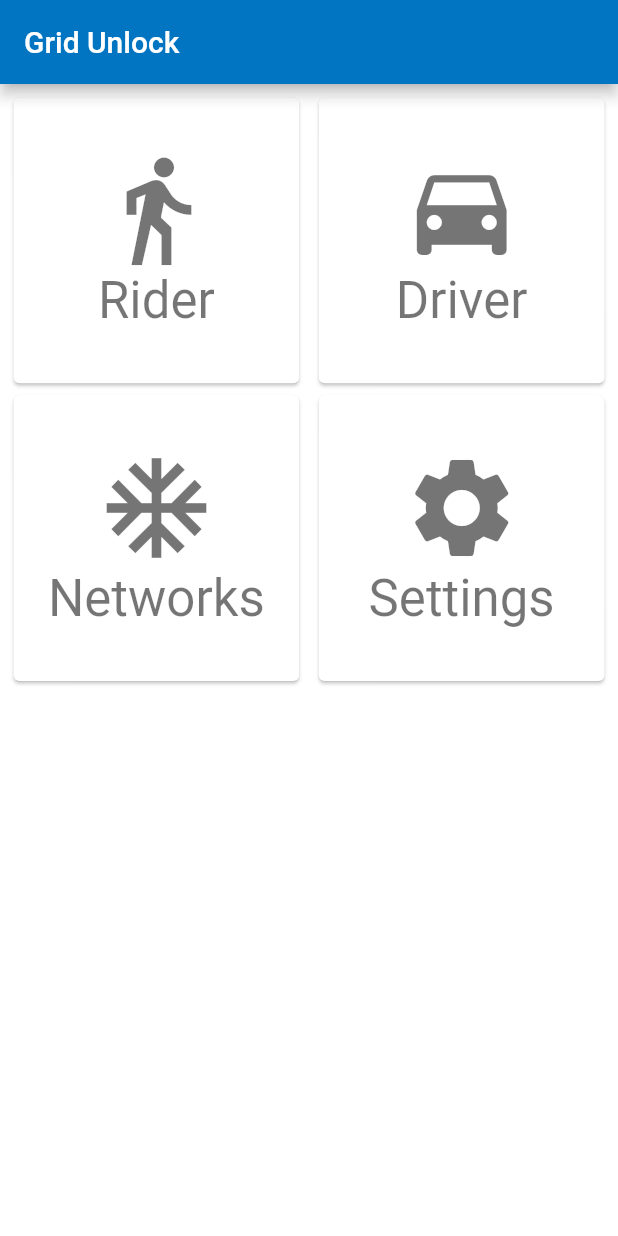
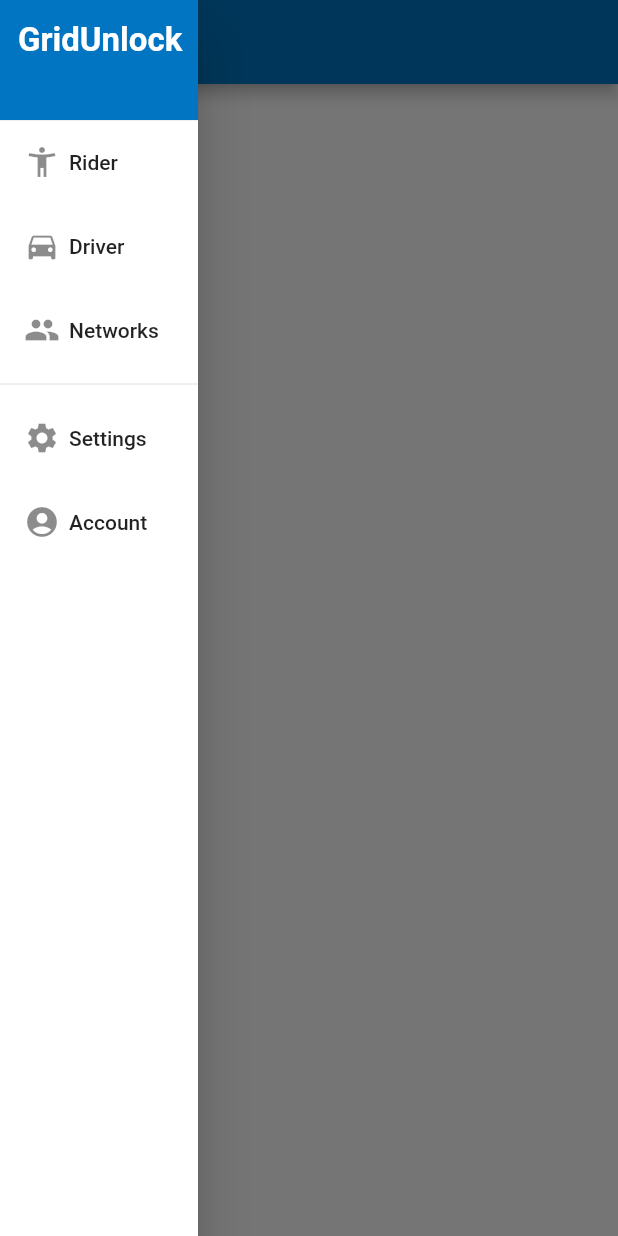
Before and after one commit to TheTallPaul/grid_unlock_app, a Flutter app: the screen it shows after launch, with the side drawer open (before the commit the screen has no drawer), on a phone screen of 412 x 824 dp. Run offline on Flutter 3.47's test engine with Material 2 defaults, Android fonts, the phone set to English and light mode, and no system bars; our stand-ins replace bloc, equatable, flutter_bloc, google_maps_flutter, permission_handler; generated files the repository leaves out were written again; network calls fail.

Commit message:
Swapped out grid menu for navigation drawer.

```diff
--- a/lib/main.dart
+++ b/lib/main.dart
@@ -65,7 +65,7 @@ class App extends StatelessWidget {
         builder: (context, theme) {
           return MaterialApp(
             title: 'Grid Unlock',
-            home: MenuPage(),
+            home: MapPage(),
             theme: theme,
           );
         },
--- a/lib/src/widgets/map_page.dart
+++ b/lib/src/widgets/map_page.dart
@@ -5,6 +5,7 @@ import 'package:flutter/material.dart';
 import 'package:flutter_bloc/flutter_bloc.dart';
 import 'package:google_maps_flutter/google_maps_flutter.dart';
 import 'package:grid_unlock/src/blocs/blocs.dart';
+import 'package:grid_unlock/src/widgets/widgets.dart';
 
 class MapPage extends StatelessWidget {
   @override
@@ -24,14 +25,10 @@ class MapPage extends StatelessWidget {
     mapBloc.dispatch(FetchOffices());
 
     return Scaffold(
-        appBar: AppBar(title: Text('Map'), actions: <Widget>[
-          IconButton(
-            icon: Icon(Icons.home),
-            onPressed: () {
-              Navigator.pop(context);
-            },
-          )
-        ]),
+        appBar: AppBar(
+          title: Text('Map'),
+        ),
+        drawer: NavigationDrawer(),
         body: BlocListener<MapBloc, MapState>(listener: (context, state) {
           if (state is MapEmpty) {
             mapBloc.dispatch(FetchOffices());
--- a/lib/src/widgets/menu_page.dart
+++ /dev/null
@@ -1,59 +0,0 @@
-import 'package:flutter/material.dart';
-
-import 'map_page.dart';
-
-class MenuPage extends StatelessWidget {
-  @override
-  Widget build(BuildContext context) {
-    return Scaffold(
-        appBar: AppBar(title: Text('Grid Unlock')),
-        body: GridView.count(
-            primary: true,
-            padding: const EdgeInsets.all(5.0),
-            crossAxisSpacing: 5.0,
-            crossAxisCount: 2,
-            children: List.generate(_choices.length, (index) {
-              return Center(child: _ChoiceCard(choice: _choices[index]));
-            })));
-  }
-}
-
-class _Choice {
-  const _Choice({this.title, this.icon});
-
-  final String title;
-  final IconData icon;
-}
-
-const List<_Choice> _choices = <_Choice>[
-  _Choice(title: 'Rider', icon: Icons.directions_walk),
-  _Choice(title: 'Driver', icon: Icons.directions_car),
-  _Choice(title: 'Networks', icon: Icons.ac_unit),
-  _Choice(title: 'Settings', icon: Icons.settings),
-];
-
-class _ChoiceCard extends StatelessWidget {
-  const _ChoiceCard({Key key, this.choice}) : super(key: key);
-  final _Choice choice;
-
-  @override
-  Widget build(BuildContext context) {
-    final TextStyle textStyle = Theme.of(context).textTheme.display1;
-    return GestureDetector(
-      child: Card(
-          child: Center(
-        child: Column(
-            mainAxisSize: MainAxisSize.min,
-            crossAxisAlignment: CrossAxisAlignment.center,
-            children: <Widget>[
-              Icon(choice.icon, size: 80.0, color: textStyle.color),
-              Text(choice.title, style: textStyle),
-            ]),
-      )),
-      onTap: () {
-        Navigator.push(
-            context, MaterialPageRoute(builder: (context) => MapPage()));
-      },
-    );
-  }
-}
--- /dev/null
+++ b/lib/src/widgets/navigation_drawer.dart
@@ -0,0 +1,70 @@
+import 'package:flutter/material.dart';
+
+class NavigationDrawer extends StatelessWidget {
+  @override
+  Widget build(BuildContext context) {
+    return SizedBox(
+        width: 132.0,
+        child: Drawer(
+          child: ListView(
+            padding: EdgeInsets.zero,
+            children: <Widget>[
+              _createHeader(),
+              _createDrawerItem(
+                icon: Icons.accessibility_new,
+                text: 'Rider',
+              ),
+              _createDrawerItem(
+                icon: Icons.directions_car,
+                text: 'Driver',
+              ),
+              _createDrawerItem(
+                icon: Icons.people,
+                text: 'Networks',
+              ),
+              Divider(),
+              _createDrawerItem(icon: Icons.settings, text: 'Settings'),
+              _createDrawerItem(icon: Icons.account_circle, text: 'Account'),
+            ],
+          ),
+        ));
+  }
+
+  Widget _createHeader() {
+    return Container(
+        height: 80,
+        child: DrawerHeader(
+            margin: EdgeInsets.all(0),
+            padding: EdgeInsets.all(0),
+            decoration: BoxDecoration(color: Color(0xFF0175c2)),
+            child: Stack(children: <Widget>[
+              Positioned(
+                top: 14.0,
+                left: 12.0,
+                child: Text(
+                  "GridUnlock",
+                  style: TextStyle(
+                      fontSize: 22.0,
+                      fontWeight: FontWeight.w600,
+                      color: Colors.white),
+                ),
+              )
+            ])));
+  }
+
+  Widget _createDrawerItem(
+      {IconData icon, String text, GestureTapCallback onTap}) {
+    return ListTile(
+      title: Row(
+        children: <Widget>[
+          Icon(icon),
+          Padding(
+            padding: EdgeInsets.only(left: 6.0),
+            child: Text(text),
+          )
+        ],
+      ),
+      onTap: onTap,
+    );
+  }
+}
--- a/lib/src/widgets/widgets.dart
+++ b/lib/src/widgets/widgets.dart
@@ -1,3 +1,3 @@
 export 'map_page.dart';
-export 'menu_page.dart';
+export 'navigation_drawer.dart';
 export 'themes/style.dart';
```
Also changed, not shown: pubspec.lock.
